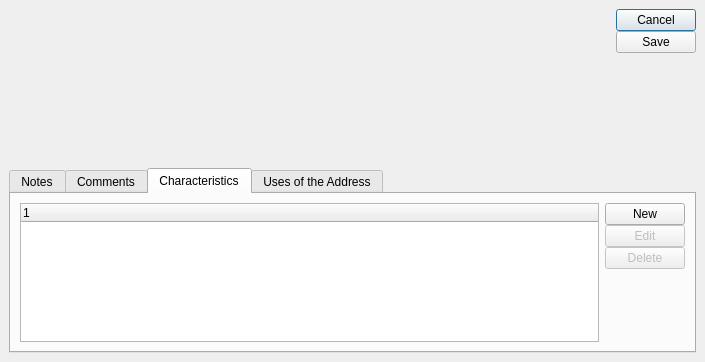
Above: xtuple/trunk/guiclient/address.ui from WooodHead/xtuple before the change. Below: the same form after it.
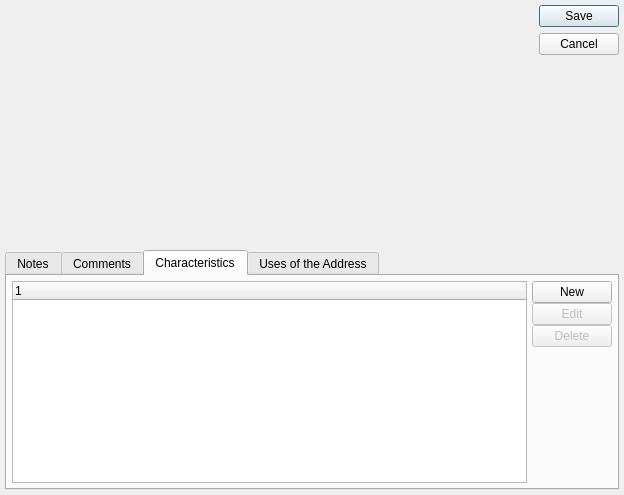
That is the form after the change. The open tabs and pages were chosen to show the change. Custom widgets are drawn as their Qt base class.

Commit message: Implement button box to conform with local style guidelines.

The edit to the form file:
```diff
--- a/xtuple/trunk/guiclient/address.ui
+++ b/xtuple/trunk/guiclient/address.ui
@@ -13,28 +13,16 @@
    <rect>
     <x>0</x>
     <y>0</y>
-    <width>705</width>
-    <height>362</height>
+    <width>624</width>
+    <height>495</height>
    </rect>
   </property>
   <property name="windowTitle">
    <string>Address</string>
   </property>
   <layout class="QVBoxLayout">
-   <property name="spacing">
-    <number>6</number>
-   </property>
-   <property name="margin">
-    <number>9</number>
-   </property>
    <item>
     <layout class="QHBoxLayout">
-     <property name="spacing">
-      <number>6</number>
-     </property>
-     <property name="margin">
-      <number>0</number>
-     </property>
      <item>
       <widget class="AddressCluster" name="_addr">
        <property name="sizePolicy">
@@ -58,48 +46,21 @@
        </property>
        <property name="sizeHint" stdset="0">
         <size>
-         <width>89</width>
+         <width>0</width>
          <height>153</height>
         </size>
        </property>
       </spacer>
      </item>
      <item>
-      <layout class="QVBoxLayout">
-       <property name="spacing">
-        <number>0</number>
+      <widget class="QDialogButtonBox" name="_buttonBox">
+       <property name="orientation">
+        <enum>Qt::Vertical</enum>
        </property>
-       <property name="margin">
-        <number>0</number>
+       <property name="standardButtons">
+        <set>QDialogButtonBox::Cancel|QDialogButtonBox::Save</set>
        </property>
-       <item>
-        <widget class="QPushButton" name="_close">
-         <property name="text">
-          <string>Cancel</string>
-         </property>
-        </widget>
-       </item>
-       <item>
-        <widget class="QPushButton" name="_save">
-         <property name="text">
-          <string>Save</string>
-         </property>
-        </widget>
-       </item>
-       <item>
-        <spacer>
-         <property name="orientation">
-          <enum>Qt::Vertical</enum>
-         </property>
-         <property name="sizeHint" stdset="0">
-          <size>
-           <width>20</width>
-           <height>40</height>
-          </size>
-         </property>
-        </spacer>
-       </item>
-      </layout>
+      </widget>
      </item>
     </layout>
    </item>
@@ -153,12 +114,6 @@
        <string>Characteristics</string>
       </attribute>
       <layout class="QHBoxLayout">
-       <property name="spacing">
-        <number>6</number>
-       </property>
-       <property name="margin">
-        <number>9</number>
-       </property>
        <item>
         <widget class="XTreeWidget" name="_charass"/>
        </item>
@@ -167,9 +122,6 @@
          <property name="spacing">
           <number>0</number>
          </property>
-         <property name="margin">
-          <number>0</number>
-         </property>
          <item>
           <widget class="QPushButton" name="_newCharacteristic">
            <property name="text">
```
Left out of the diff: 40 changed lines with no effect on the pictures. The commit also changes 9 other files.
